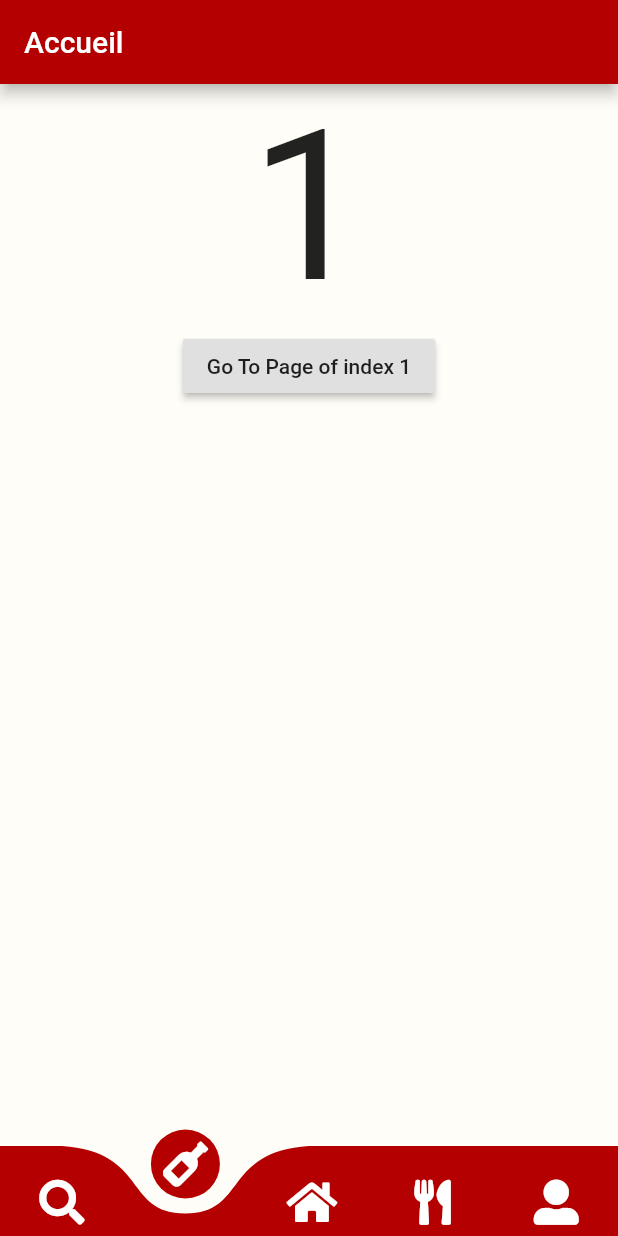
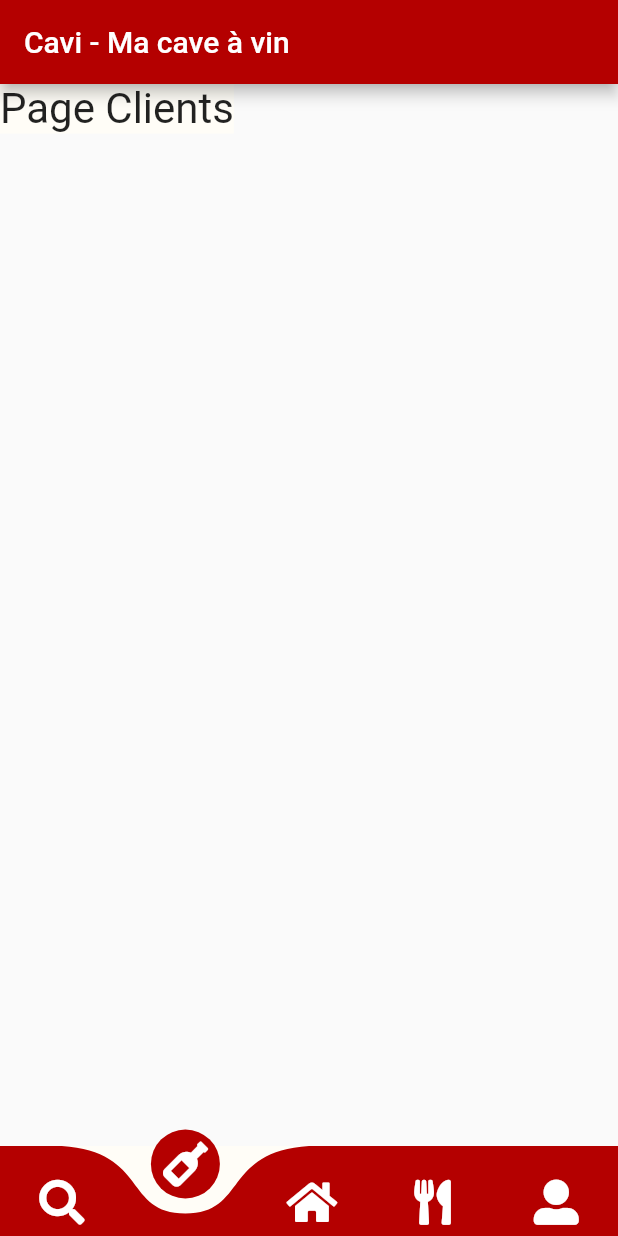
Before and after one commit to TheoLeao/flutter-cavi, a Flutter app: the screen it shows after launch, item 2 of the bottom bar chosen, on a phone screen of 412 x 824 dp. Run offline on Flutter 3.47's test engine with Material 2 defaults, Android fonts, the phone set to English and light mode, and no system bars; drawn by our look-alikes of curved_navigation_bar; our stand-ins replace font_awesome_flutter.

```diff
--- a/lib/main.dart
+++ b/lib/main.dart
@@ -1,3 +1,8 @@
+import 'package:cavi/pages/flutterPages.dart';
+import 'package:cavi/pages/otherPage.dart';
+import 'package:cavi/pages/pageClients.dart';
+import 'package:cavi/pages/pagePlace.dart';
+import 'package:cavi/pages/pageProducts.dart';
 import 'package:flutter/material.dart';
 import 'package:curved_navigation_bar/curved_navigation_bar.dart';
 import 'themes/color.dart';
@@ -13,21 +18,60 @@ class BottomNavBar extends StatefulWidget {
 }
 
 class _BottomNavBarState extends State<BottomNavBar> {
-  int _page = 0;
+  int pageIndex = 0;
+
+//Crée toutes les pages
+final PageProducts _listProducts = PageProducts();
+final PageClients _clients = new PageClients();
+final PagePlace _sites = new PagePlace();
+final FlutterPages _flutterPages = new FlutterPages();
+final OtherPage _otherPage = new OtherPage();
+
+
+Widget _showPage = new PageProducts();
+Widget _pageChooser(int page){
+  switch (page){
+    case 0:
+    return _listProducts;
+    break;
+    case 1:
+    return _clients;
+    break;
+    case 2:
+    return _sites;
+    break;
+    case 3:
+    return _flutterPages;
+    break;
+    case 4:
+    return _otherPage;
+    break;
+    default:
+    return new Container(
+      child: new Center(
+        child: new Text('Aucune pages trouvées',style: new TextStyle(fontSize: 30))
+        )
+    );
+  }
+}
+
+
+
+
   GlobalKey _bottomNavigationKey = GlobalKey();
 
   @override
   Widget build(BuildContext context) {
     return Scaffold(
         appBar: AppBar(
-          title: Text('Accueil'),
+          title: Text('Cavi - Ma cave à vin'),
           backgroundColor: PrimaryColor,
         ),
         bottomNavigationBar: CurvedNavigationBar(
           key: _bottomNavigationKey,
           backgroundColor: Background,
           buttonBackgroundColor: PrimaryColor,
-          index: 2,
+          index: pageIndex,
           color: PrimaryColor,
           height: 60,
           items: <Widget>[
@@ -39,29 +83,17 @@ class _BottomNavBarState extends State<BottomNavBar> {
           ],
           animationCurve: Curves.easeInOut,
           animationDuration: Duration(milliseconds: 600),
-          onTap: (index) {
+          onTap: (int tappedIndex) {
             setState(() {
-              _page = index;
+              _showPage = _pageChooser(tappedIndex);
             });
           },
         ),
         body: Container(
           color: Background,
-          child: Center(
-            child: Column(
-              children: <Widget>[
-                Text(_page.toString(), textScaleFactor: 10.0),
-                RaisedButton(
-                  child: Text('Go To Page of index 1'),
-                  onPressed: () {
-                    final CurvedNavigationBarState navBarState =
-                        _bottomNavigationKey.currentState;
-                    navBarState.setPage(1);
-                  },
-                )
-              ],
-            ),
-          ),
-        ));
+          child: _showPage ,
+        )
+        );
+
   }
 }
--- a/lib/pages/flutterPages.dart
+++ b/lib/pages/flutterPages.dart
@@ -1,6 +1,6 @@
 import 'package:flutter/material.dart';
 
-class PagePalce extends StatelessWidget {
+class FlutterPages extends StatelessWidget {
   @override
   Widget build(BuildContext context) {
     return Container(
--- a/lib/pages/pageMetsVins.dart
+++ b/lib/pages/otherPage.dart
@@ -1,10 +1,10 @@
 import 'package:flutter/material.dart';
 
-class PageMetsVins extends StatelessWidget {
+class OtherPage extends StatelessWidget {
   @override
   Widget build(BuildContext context) {
     return Container(
-      child: Text("Page mets & vins", textScaleFactor: 2.0,)
+      child: Text("Page Other", textScaleFactor: 2.0,)
     );
   }
 }
--- a/lib/pages/pageMonProfil.dart
+++ b/lib/pages/pageClients.dart
@@ -1,10 +1,10 @@
 import 'package:flutter/material.dart';
 
-class PageMonProfil extends StatelessWidget {
+class PageClients extends StatelessWidget {
   @override
   Widget build(BuildContext context) {
     return Container(
-      child: Text("Page mon profil", textScaleFactor: 2.0,)
+      child: Text("Page Clients", textScaleFactor: 2.0,)
     );
   }
 }
--- a/lib/pages/pageMaCave.dart
+++ b/lib/pages/pagePlace.dart
@@ -1,10 +1,10 @@
 import 'package:flutter/material.dart';
 
-class PageMaCave extends StatelessWidget {
+class PagePlace extends StatelessWidget {
   @override
   Widget build(BuildContext context) {
     return Container(
-      child: Text("Page ma cave", textScaleFactor: 2.0,)
+      child: Text("Page Place", textScaleFactor: 2.0,)
     );
   }
 }
--- a/lib/pages/pageRecherche.dart
+++ b/lib/pages/pageProducts.dart
@@ -1,6 +1,6 @@
 import 'package:flutter/material.dart';
 
-class PageRecherche extends StatelessWidget {
+class PageProducts extends StatelessWidget {
   @override
   Widget build(BuildContext context) {
     return Container(
```
